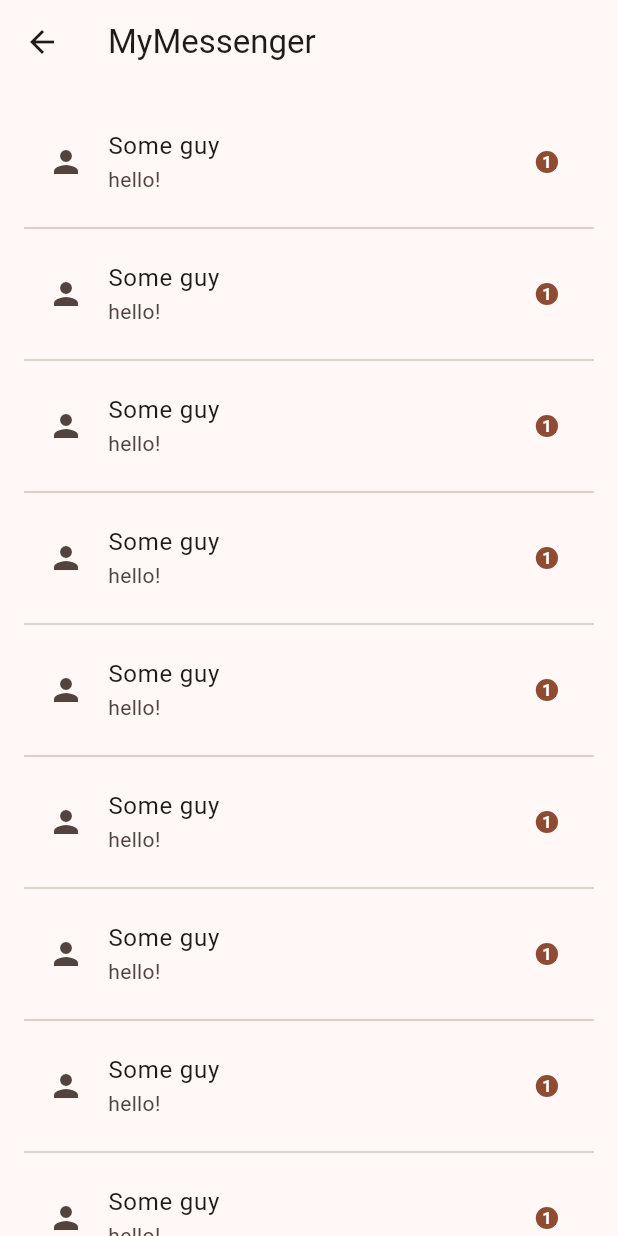
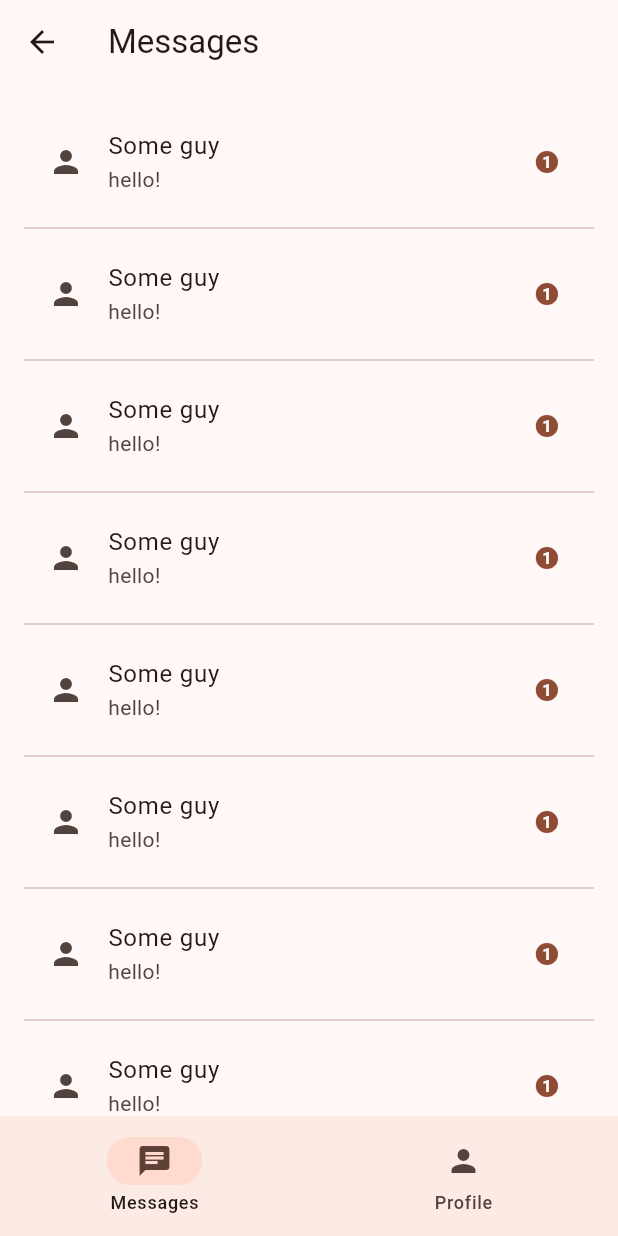
Before and after one commit to vastellorde/my_messenger, a Flutter app: the HomePage screen opened by its route, on a phone screen of 412 x 824 dp. Run offline on Flutter 3.47's test engine with Material 3 defaults, Android fonts, the phone set to English and light mode, and no system bars; our stand-ins replace auto_route, cloud_firestore, dio, firebase_auth, firebase_core, flutter_bloc and 7 more; missing offline and left inert: talker_bloc_logger, talker_dio_logger; accounts and stored records are empty; generated files the repository leaves out were written again; statements that could not run were skipped.

Commit message:
feat(home): init tab navigation

```diff
--- a/lib/app/app.dart
+++ b/lib/app/app.dart
@@ -16,6 +16,7 @@ class App extends StatelessWidget {
           colorScheme: ColorScheme.fromSeed(
             seedColor: AppColors.primary,
             secondary: AppColors.secondary,
+            background: AppColors.background,
           ),
           inputDecorationTheme: InputDecorationTheme(
             fillColor: AppColors.background,
--- a/lib/app/router/router.dart
+++ b/lib/app/router/router.dart
@@ -12,11 +12,11 @@ class AppRouter extends $AppRouter implements AutoRouteGuard {
 
   @override
   List<AutoRoute> get routes => [
-        AutoRoute(
-          page: HomeRoute.page,
-          path: '/',
-          initial: true,
-        ),
+        AutoRoute(page: HomeRoute.page, path: '/', initial: true, children: [
+          RedirectRoute(path: '', redirectTo: 'chat_list'),
+          AutoRoute(page: ChatListRoute.page, path: 'chat_list'),
+          AutoRoute(page: ProfileRoute.page, path: 'profile'),
+        ]),
         AutoRoute(
           page: AuthRoute.page,
           path: '/auth',
--- /dev/null
+++ b/lib/features/chat_list/presentation/ui/chat_list_page.dart
@@ -0,0 +1,48 @@
+import 'package:auto_route/auto_route.dart';
+import 'package:flutter/material.dart';
+
+@RoutePage()
+class ChatListPage extends StatelessWidget {
+  const ChatListPage({super.key});
+
+  @override
+  Widget build(BuildContext context) {
+    return Scaffold(
+      appBar: AppBar(
+        title: const Text('Messages'),
+      ),
+      body: ListView.separated(
+        padding: const EdgeInsets.all(16.0),
+        itemBuilder: (context, index) {
+          return ListTile(
+            onTap: () {
+              AutoRouter.of(context).pushNamed('/room/1');
+            },
+            leading: const Icon(Icons.person),
+            title: const Text('Some guy'),
+            subtitle: const Text('hello!'),
+            trailing: DecoratedBox(
+              decoration: BoxDecoration(
+                  color: Theme.of(context).primaryColor,
+                  shape: BoxShape.circle),
+              child: const Padding(
+                padding: EdgeInsets.all(4.0),
+                child: Text(
+                  '1',
+                  style: TextStyle(
+                    color: Colors.white,
+                    fontWeight: FontWeight.w600,
+                  ),
+                ),
+              ),
+            ),
+          );
+        },
+        separatorBuilder: (_, __) {
+          return const Divider();
+        },
+        itemCount: 40,
+      ),
+    );
+  }
+}
--- a/lib/features/home/presentation/ui/home_page.dart
+++ b/lib/features/home/presentation/ui/home_page.dart
@@ -1,5 +1,6 @@
 import 'package:auto_route/auto_route.dart';
 import 'package:flutter/material.dart';
+import 'package:my_messenger/app/router/router.gr.dart';
 
 @RoutePage()
 class HomePage extends StatelessWidget {
@@ -7,42 +8,31 @@ class HomePage extends StatelessWidget {
 
   @override
   Widget build(BuildContext context) {
-    return Scaffold(
-      appBar: AppBar(
-        title: const Text('MyMessenger'),
-      ),
-      body: ListView.separated(
-        padding: const EdgeInsets.all(16.0),
-        itemBuilder: (context, index) {
-          return ListTile(
-            onTap: () {
-              AutoRouter.of(context).pushNamed('/room/1');
-            },
-            leading: const Icon(Icons.person),
-            title: const Text('Some guy'),
-            subtitle: const Text('hello!'),
-            trailing: DecoratedBox(
-              decoration: BoxDecoration(
-                  color: Theme.of(context).primaryColor,
-                  shape: BoxShape.circle),
-              child: const Padding(
-                padding: EdgeInsets.all(4.0),
-                child: Text(
-                  '1',
-                  style: TextStyle(
-                    color: Colors.white,
-                    fontWeight: FontWeight.w600,
+    return AutoTabsRouter.pageView(
+        routes: const [
+          ChatListRoute(),
+          ProfileRoute(),
+        ],
+        builder: (context, child, _) {
+          final tabsRouter = AutoTabsRouter.of(context);
+          return Scaffold(
+              body: child,
+              bottomNavigationBar: NavigationBar(
+                selectedIndex: tabsRouter.activeIndex,
+                onDestinationSelected: (index) {
+                  tabsRouter.setActiveIndex(index);
+                },
+                destinations: const [
+                  NavigationDestination(
+                    icon: Icon(Icons.chat),
+                    label: 'Messages',
                   ),
-                ),
-              ),
-            ),
-          );
-        },
-        separatorBuilder: (_, __) {
-          return const Divider();
-        },
-        itemCount: 40,
-      ),
-    );
+                  NavigationDestination(
+                    icon: Icon(Icons.person),
+                    label: 'Profile',
+                  ),
+                ],
+              ));
+        });
   }
 }
--- /dev/null
+++ b/lib/features/profile/presentation/ui/profile_page.dart
@@ -0,0 +1,17 @@
+import 'package:auto_route/auto_route.dart';
+import 'package:flutter/material.dart';
+
+@RoutePage()
+class ProfilePage extends StatelessWidget {
+  const ProfilePage({super.key});
+
+  @override
+  Widget build(BuildContext context) {
+    return Scaffold(
+      appBar: AppBar(
+        title: const Text('Profile'),
+      ),
+      body: ListView(),
+    );
+  }
+}
```
Also changed, not shown: lib/app/router/router.gr.dart.
